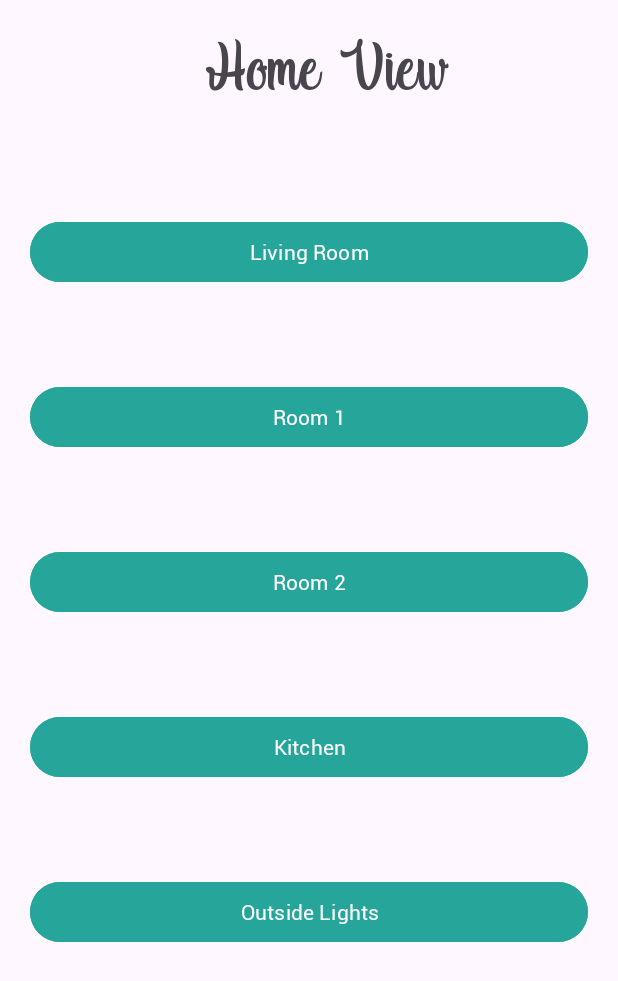
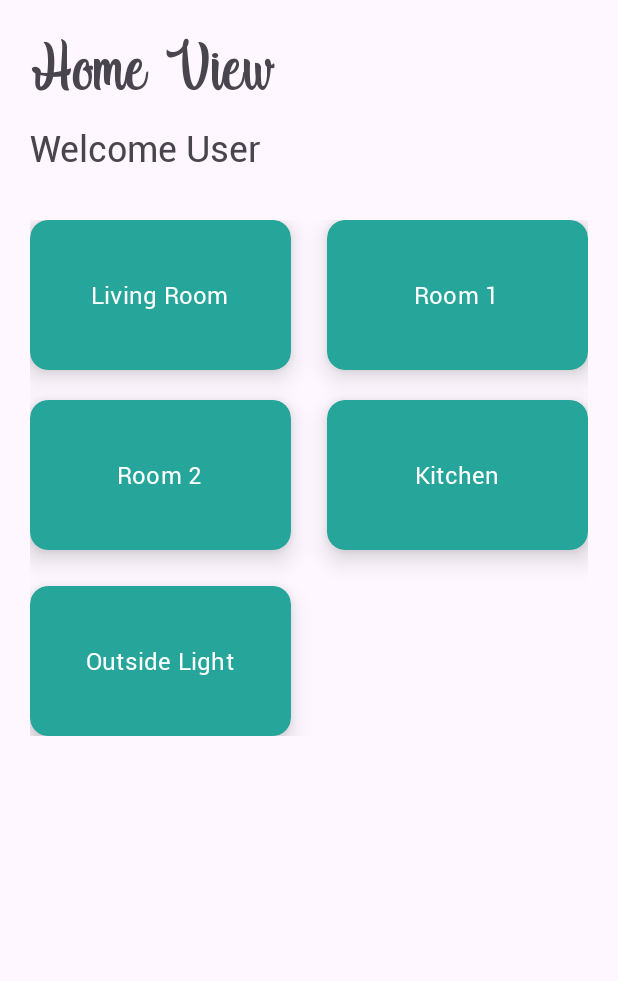
Before and after one commit to faryz-coder/SmartHomeSmartSecuritySystem, an Android app: the layout fragment_home.xml on its own in the app's theme, with its tools: preview values and no code run, on a phone screen of 412 x 824 dp. Shown: the top 981 px of the screen. Run offline under Robolectric (Android 15) with nearby library versions, the phone set to English and light mode, and no system bars.

Commit message:
Update ui and lock theme to light only

```diff
--- a/app/src/main/java/com/example/smarthomesmartsecuritysystem/HomeFragment.kt
+++ b/app/src/main/java/com/example/smarthomesmartsecuritysystem/HomeFragment.kt
@@ -1,44 +1,56 @@
 package com.example.smarthomesmartsecuritysystem
 
-import android.content.Intent
 import android.os.Bundle
-import androidx.fragment.app.Fragment
 import android.view.LayoutInflater
 import android.view.View
 import android.view.ViewGroup
-import android.widget.Button
+import android.widget.TextView
+import androidx.cardview.widget.CardView
+import androidx.fragment.app.Fragment
+import androidx.lifecycle.ViewModelProvider
+import androidx.lifecycle.lifecycleScope
 import androidx.navigation.fragment.findNavController
+import com.example.clubapplication.viewmodel.loginViewModel
 
 /**
  * A simple [Fragment] subclass as the default destination in the navigation.
  */
 class HomeFragment : Fragment() {
-
+    private lateinit var viewModel: loginViewModel
     override fun onCreateView(
             inflater: LayoutInflater, container: ViewGroup?,
             savedInstanceState: Bundle?
     ): View? {
         // Inflate the layout for this fragment
+        viewModel = ViewModelProvider(requireActivity())[loginViewModel::class.java]
+
         return inflater.inflate(R.layout.fragment_home, container, false)
     }
 
     override fun onViewCreated(view: View, savedInstanceState: Bundle?) {
         super.onViewCreated(view, savedInstanceState)
 
-        view.findViewById<Button>(R.id.btn_livingRoom).setOnClickListener {
+        view.findViewById<CardView>(R.id.btn_livingRoom).setOnClickListener {
             findNavController().navigate(R.id.action_HomeFragment_to_LivingRoomFragment)
         }
-        view.findViewById<Button>(R.id.btn_room1).setOnClickListener {
+        view.findViewById<CardView>(R.id.btn_room1).setOnClickListener {
             findNavController().navigate(R.id.action_HomeFragment_to_RoomOneFragment)
         }
-        view.findViewById<Button>(R.id.btn_room2).setOnClickListener {
+        view.findViewById<CardView>(R.id.btn_room2).setOnClickListener {
             findNavController().navigate(R.id.action_HomeFragment_to_RoomTwoFragment)
         }
-        view.findViewById<Button>(R.id.btn_kitchen).setOnClickListener {
+        view.findViewById<CardView>(R.id.btn_kitchen).setOnClickListener {
             findNavController().navigate(R.id.action_HomeFragment_to_KitchenFragment)
         }
-        view.findViewById<Button>(R.id.btn_outsideLight).setOnClickListener {
+        view.findViewById<CardView>(R.id.btn_outsideLight).setOnClickListener {
             findNavController().navigate(R.id.action_HomeFragment_to_outsideLightFragment)
         }
+
+        lifecycleScope.launchWhenCreated {
+            viewModel.name.collect { newName ->
+                view.findViewById<TextView>(R.id.tv_welcome).text = "Welcome ${newName.capitalize()}"
+            }
+        }
+
     }
 }
--- a/app/src/main/java/com/example/smarthomesmartsecuritysystem/MainActivity.kt
+++ b/app/src/main/java/com/example/smarthomesmartsecuritysystem/MainActivity.kt
@@ -10,6 +10,7 @@ import android.view.Gravity
 import android.view.Menu
 import android.view.MenuItem
 import androidx.appcompat.app.AppCompatActivity
+import androidx.appcompat.app.AppCompatDelegate
 import androidx.lifecycle.ViewModelProvider
 import androidx.navigation.NavController
 import androidx.navigation.findNavController
@@ -33,6 +34,7 @@ class MainActivity : AppCompatActivity() {
 
     override fun onCreate(savedInstanceState: Bundle?) {
         super.onCreate(savedInstanceState)
+        AppCompatDelegate.setDefaultNightMode(AppCompatDelegate.MODE_NIGHT_NO);
         setContentView(R.layout.activity_main)
         setSupportActionBar(findViewById(R.id.toolbar))
         supportActionBar?.setDisplayShowTitleEnabled(false)
@@ -71,6 +73,7 @@ class MainActivity : AppCompatActivity() {
                     finish()
                 }
                 val fname = document.getField<String>("full name").toString()
+                viewModel.updateName(fname)
                 Snackbar.make(this.window.decorView.rootView, "Welcome, $fname", Snackbar.LENGTH_SHORT).show()
             }
         }
--- a/app/src/main/java/com/example/smarthomesmartsecuritysystem/MainActivity2.kt
+++ b/app/src/main/java/com/example/smarthomesmartsecuritysystem/MainActivity2.kt
@@ -2,6 +2,7 @@ package com.example.smarthomesmartsecuritysystem
 
 import android.os.Bundle
 import androidx.appcompat.app.AppCompatActivity
+import androidx.appcompat.app.AppCompatDelegate
 import androidx.viewpager.widget.ViewPager
 import com.example.smarthomesmartsecuritysystem.user.SectionsPagerAdapter
 import com.google.android.material.floatingactionbutton.FloatingActionButton
@@ -12,6 +13,7 @@ class MainActivity2 : AppCompatActivity() {
 
     override fun onCreate(savedInstanceState: Bundle?) {
         super.onCreate(savedInstanceState)
+        AppCompatDelegate.setDefaultNightMode(AppCompatDelegate.MODE_NIGHT_NO);
         setContentView(R.layout.activity_main2)
         val sectionsPagerAdapter = SectionsPagerAdapter(this, supportFragmentManager)
         val viewPager: ViewPager = findViewById(R.id.view_pager)
--- a/app/src/main/java/com/example/smarthomesmartsecuritysystem/viewmodel/loginViewModel.kt
+++ b/app/src/main/java/com/example/smarthomesmartsecuritysystem/viewmodel/loginViewModel.kt
@@ -4,15 +4,25 @@ import android.content.SharedPreferences
 import androidx.lifecycle.LiveData
 import androidx.lifecycle.MutableLiveData
 import androidx.lifecycle.ViewModel
+import kotlinx.coroutines.flow.MutableStateFlow
+import kotlinx.coroutines.flow.StateFlow
 
 class loginViewModel : ViewModel() {
 
     var id : String? = null
+    private val _name = MutableStateFlow<String>("")
+
     var isBiometricActive : Boolean = false
     private lateinit var sharedPref: SharedPreferences
     private val _sharedPreferenceData = MutableLiveData<Boolean>()
+
+    val name: StateFlow<String>
+        get() = _name
+
+    fun updateName(newValue: String) {
+        _name.value = newValue
+    }
     val sharedPreferenceData: LiveData<Boolean> get() = _sharedPreferenceData
-
     private val listener = SharedPreferences.OnSharedPreferenceChangeListener { sharedPreferences, key ->
         if (key == "isFingerprintActive") { // Replace "your_key_here" with the actual key you're observing
             val updatedValue = sharedPreferences.getBoolean(key, false)
--- a/app/src/main/res/layout/fragment_home.xml
+++ b/app/src/main/res/layout/fragment_home.xml
@@ -18,94 +18,201 @@
         app:layout_constraintBottom_toBottomOf="parent"
         app:layout_constraintEnd_toEndOf="parent"
         app:layout_constraintHorizontal_bias="0.5"
-        app:layout_constraintStart_toStartOf="parent"
-        app:layout_constraintTop_toBottomOf="@+id/btn_outsideLight" />
+        app:layout_constraintStart_toStartOf="parent" />
 
-    <Button
-        android:id="@+id/btn_livingRoom"
-        android:layout_width="match_parent"
-        android:layout_height="wrap_content"
-        android:layout_below="@id/btn_room1"
-        android:backgroundTint="#26a69a"
-        android:fontFamily="@font/roboto_regular"
-        android:text="Living Room"
-        android:textColor="@android:color/white"
-        app:layout_constraintBottom_toTopOf="@+id/btn_room1"
-        app:layout_constraintEnd_toEndOf="parent"
-        app:layout_constraintHorizontal_bias="0.5"
-        app:layout_constraintStart_toStartOf="parent"
-        app:layout_constraintTop_toBottomOf="@+id/tv_title" />
-
-    <Button
-        android:id="@+id/btn_room1"
-        android:layout_width="match_parent"
-        android:layout_height="wrap_content"
-        android:layout_below="@id/btn_room1"
-        android:backgroundTint="#26a69a"
-        android:fontFamily="@font/roboto_regular"
-        android:text="Room 1"
-        android:textColor="@android:color/white"
-        app:layout_constraintBottom_toTopOf="@+id/btn_room2"
-        app:layout_constraintEnd_toEndOf="parent"
-        app:layout_constraintHorizontal_bias="0.5"
-        app:layout_constraintStart_toStartOf="parent"
-        app:layout_constraintTop_toBottomOf="@+id/btn_livingRoom" />
-
-    <Button
-        android:id="@+id/btn_room2"
-        android:layout_width="match_parent"
-        android:layout_height="wrap_content"
-        android:layout_below="@id/btn_room1"
-        android:backgroundTint="#26a69a"
-        android:fontFamily="@font/roboto_regular"
-        android:text="@string/room_2"
-        android:textColor="@android:color/white"
-        app:layout_constraintBottom_toTopOf="@+id/btn_kitchen"
-        app:layout_constraintEnd_toEndOf="parent"
-        app:layout_constraintHorizontal_bias="0.5"
-        app:layout_constraintStart_toStartOf="parent"
-        app:layout_constraintTop_toBottomOf="@+id/btn_room1" />
-
-    <Button
-        android:id="@+id/btn_kitchen"
-        android:layout_width="match_parent"
-        android:layout_height="wrap_content"
-        android:layout_below="@id/btn_room1"
-        android:backgroundTint="#26a69a"
-        android:fontFamily="@font/roboto_regular"
-        android:text="@string/kitchen"
-        android:textColor="@android:color/white"
-        app:layout_constraintBottom_toTopOf="@+id/btn_outsideLight"
-        app:layout_constraintEnd_toEndOf="parent"
-        app:layout_constraintHorizontal_bias="0.5"
-        app:layout_constraintStart_toStartOf="parent"
-        app:layout_constraintTop_toBottomOf="@+id/btn_room2" />
-
-    <Button
-        android:id="@+id/btn_outsideLight"
-        android:layout_width="match_parent"
-        android:layout_height="wrap_content"
-        android:layout_below="@id/btn_room1"
-        android:backgroundTint="#26a69a"
-        android:fontFamily="@font/roboto_regular"
-        android:text="@string/outside_lights"
-        android:textColor="@android:color/white"
-        app:layout_constraintBottom_toTopOf="@+id/btn_logout"
-        app:layout_constraintEnd_toEndOf="parent"
-        app:layout_constraintHorizontal_bias="0.5"
-        app:layout_constraintStart_toStartOf="parent"
-        app:layout_constraintTop_toBottomOf="@+id/btn_kitchen" />
 
     <TextView
         android:id="@+id/tv_title"
         android:layout_width="wrap_content"
         android:layout_height="62dp"
-        android:layout_above="@id/tv_title5"
         android:fontFamily="@font/indigo_daisy"
         android:text="@string/home_view"
         android:textSize="50sp"
-        app:layout_constraintEnd_toEndOf="parent"
-        app:layout_constraintHorizontal_bias="0.557"
         app:layout_constraintStart_toStartOf="parent"
         app:layout_constraintTop_toTopOf="parent" />
+
+    <TextView
+        android:id="@+id/tv_welcome"
+        android:layout_width="wrap_content"
+        android:layout_height="wrap_content"
+        android:fontFamily="@font/roboto_regular"
+        android:text="Welcome User"
+        android:textSize="24sp"
+        app:layout_constraintStart_toStartOf="parent"
+        app:layout_constraintTop_toBottomOf="@+id/tv_title" />
+
+    <ScrollView
+        android:id="@+id/scrollView2"
+        android:layout_width="0dp"
+        android:layout_height="0dp"
+        android:layout_marginTop="32dp"
+        app:layout_constraintBottom_toBottomOf="parent"
+        app:layout_constraintEnd_toEndOf="parent"
+        app:layout_constraintStart_toStartOf="parent"
+        app:layout_constraintTop_toBottomOf="@+id/tv_welcome">
+
+        <androidx.constraintlayout.widget.ConstraintLayout
+            android:layout_width="match_parent"
+            android:layout_height="wrap_content">
+
+            <com.google.android.material.card.MaterialCardView
+                android:id="@+id/btn_livingRoom"
+                style="?attr/materialCardViewFilledStyle"
+                android:layout_width="0dp"
+                android:layout_height="100dp"
+                android:backgroundTint="#26a69a"
+                android:clickable="true"
+                android:focusable="true"
+                app:cardElevation="10dp"
+                app:layout_constraintEnd_toStartOf="@+id/btn_room1"
+                app:layout_constraintHorizontal_bias="0.5"
+                app:layout_constraintStart_toStartOf="parent"
+                app:layout_constraintTop_toTopOf="parent">
+
+                <LinearLayout
+                    android:layout_width="match_parent"
+                    android:layout_height="match_parent"
+                    android:gravity="center"
+                    android:orientation="vertical"
+                    android:padding="20dp">
+
+                    <TextView
+                        android:layout_width="wrap_content"
+                        android:layout_height="wrap_content"
+                        android:fontFamily="@font/roboto_regular"
+                        android:text="Living Room"
+                        android:textAppearance="?attr/textAppearanceTitleMedium"
+                        android:textColor="@android:color/white" />
+                </LinearLayout>
+            </com.google.android.material.card.MaterialCardView>
+
+            <com.google.android.material.card.MaterialCardView
+                android:id="@+id/btn_room1"
+                style="?attr/materialCardViewFilledStyle"
+                android:layout_width="0dp"
+                android:layout_height="100dp"
+                android:layout_marginStart="24dp"
+                android:backgroundTint="#26a69a"
+                android:clickable="true"
+                android:focusable="true"
+                app:cardElevation="10dp"
+                app:layout_constraintEnd_toEndOf="parent"
+                app:layout_constraintHorizontal_bias="0.5"
+                app:layout_constraintStart_toEndOf="@+id/btn_livingRoom"
+                app:layout_constraintTop_toTopOf="parent">
+
+                <LinearLayout
+                    android:layout_width="match_parent"
+                    android:layout_height="match_parent"
+                    android:gravity="center"
+                    android:orientation="vertical"
+                    android:padding="20dp">
+
+                    <TextView
+                        android:layout_width="wrap_content"
+                        android:layout_height="wrap_content"
+                        android:fontFamily="@font/roboto_regular"
+                        android:text="Room 1"
+                        android:textAppearance="?attr/textAppearanceTitleMedium"
+                        android:textColor="@android:color/white" />
+                </LinearLayout>
+            </com.google.android.material.card.MaterialCardView>
+
+            <com.google.android.material.card.MaterialCardView
+                android:id="@+id/btn_room2"
+                style="?attr/materialCardViewFilledStyle"
+                android:layout_width="0dp"
+                android:layout_height="100dp"
+                android:layout_marginTop="20dp"
+                android:backgroundTint="#26a69a"
+                android:clickable="true"
+                android:focusable="true"
+                app:cardElevation="10dp"
+                app:layout_constraintEnd_toStartOf="@+id/btn_kitchen"
+                app:layout_constraintHorizontal_bias="0.5"
+                app:layout_constraintStart_toStartOf="parent"
+                app:layout_constraintTop_toBottomOf="@+id/btn_livingRoom">
+
+                <LinearLayout
+                    android:layout_width="match_parent"
+                    android:layout_height="match_parent"
+                    android:gravity="center"
+                    android:orientation="vertical"
+                    android:padding="20dp">
+
+                    <TextView
+                        android:layout_width="wrap_content"
+                        android:layout_height="wrap_content"
+                        android:fontFamily="@font/roboto_regular"
+                        android:text="Room 2"
+                        android:textAppearance="?attr/textAppearanceTitleMedium"
+                        android:textColor="@android:color/white" />
+                </LinearLayout>
+            </com.google.android.material.card.MaterialCardView>
+
+            <com.google.android.material.card.MaterialCardView
+                android:id="@+id/btn_kitchen"
+                style="?attr/materialCardViewFilledStyle"
+                android:layout_width="0dp"
+                android:layout_height="100dp"
+                android:layout_marginStart="24dp"
+                android:backgroundTint="#26a69a"
+                android:clickable="true"
+                android:focusable="true"
+                app:cardElevation="10dp"
+                app:layout_constraintEnd_toEndOf="parent"
+                app:layout_constraintHorizontal_bias="0.5"
+                app:layout_constraintStart_toEndOf="@+id/btn_room2"
+                app:layout_constraintTop_toTopOf="@+id/btn_room2">
+
+                <LinearLayout
+                    android:layout_width="match_parent"
+                    android:layout_height="match_parent"
+                    android:gravity="center"
+                    android:orientation="vertical"
+                    android:padding="20dp">
+
+                    <TextView
+                        android:layout_width="wrap_content"
+                        android:layout_height="wrap_content"
+                        android:fontFamily="@font/roboto_regular"
+                        android:text="Kitchen"
+                        android:textAppearance="?attr/textAppearanceTitleMedium"
+                        android:textColor="@android:color/white" />
+                </LinearLayout>
+            </com.google.android.material.card.MaterialCardView>
+
+            <com.google.android.material.card.MaterialCardView
+                android:id="@+id/btn_outsideLight"
+                style="?attr/materialCardViewFilledStyle"
+                android:layout_width="0dp"
+                android:layout_height="100dp"
+                android:layout_marginTop="24dp"
+                android:backgroundTint="#26a69a"
+                android:clickable="true"
+                android:focusable="true"
+                app:cardElevation="10dp"
+                app:layout_constraintEnd_toEndOf="@+id/btn_room2"
+                app:layout_constraintHorizontal_bias="0.5"
+                app:layout_constraintStart_toStartOf="parent"
+                app:layout_constraintTop_toBottomOf="@+id/btn_room2">
+
+                <LinearLayout
+                    android:layout_width="match_parent"
+                    android:layout_height="match_parent"
+                    android:gravity="center"
+                    android:orientation="vertical"
+                    android:padding="20dp">
+
+                    <TextView
+                        android:layout_width="wrap_content"
+                        android:layout_height="wrap_content"
+                        android:fontFamily="@font/roboto_regular"
+                        android:text="Outside Light"
+                        android:textAppearance="?attr/textAppearanceTitleMedium"
+                        android:textColor="@android:color/white" />
+                </LinearLayout>
+            </com.google.android.material.card.MaterialCardView>
+        </androidx.constraintlayout.widget.ConstraintLayout>
+    </ScrollView>
 </androidx.constraintlayout.widget.ConstraintLayout>
```
